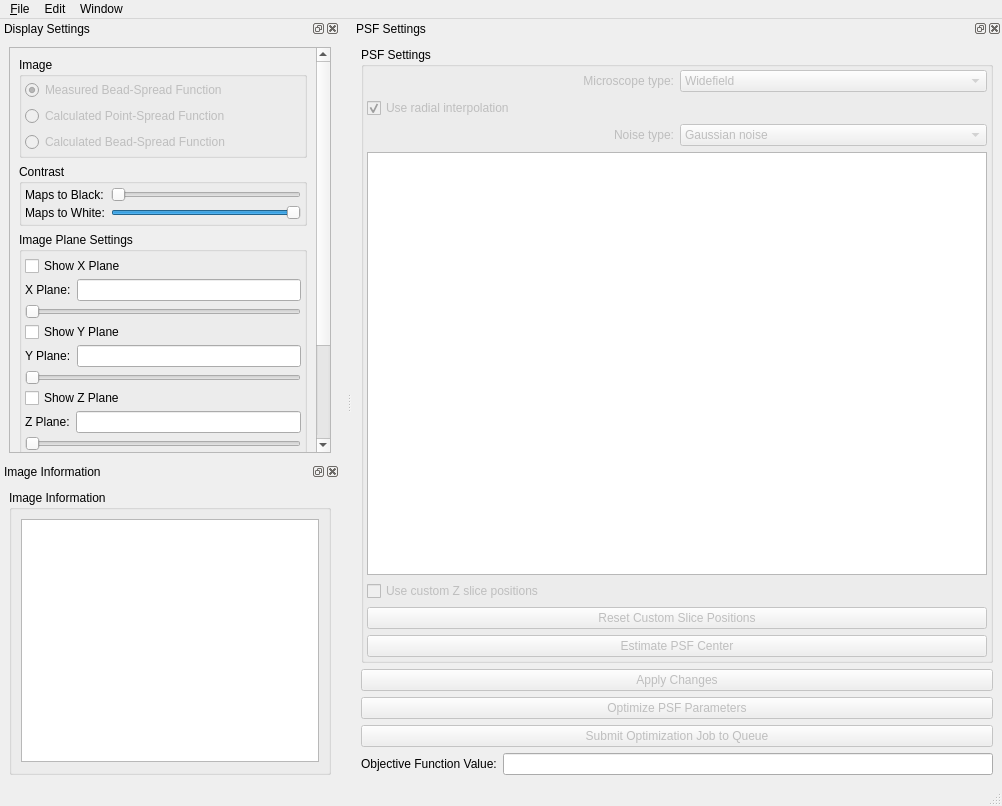
The window that apps/PSFEstimator/PSFEstimator.ui (CISMM/PSFEstimator) describes before a commit, drawn with Qt 5.
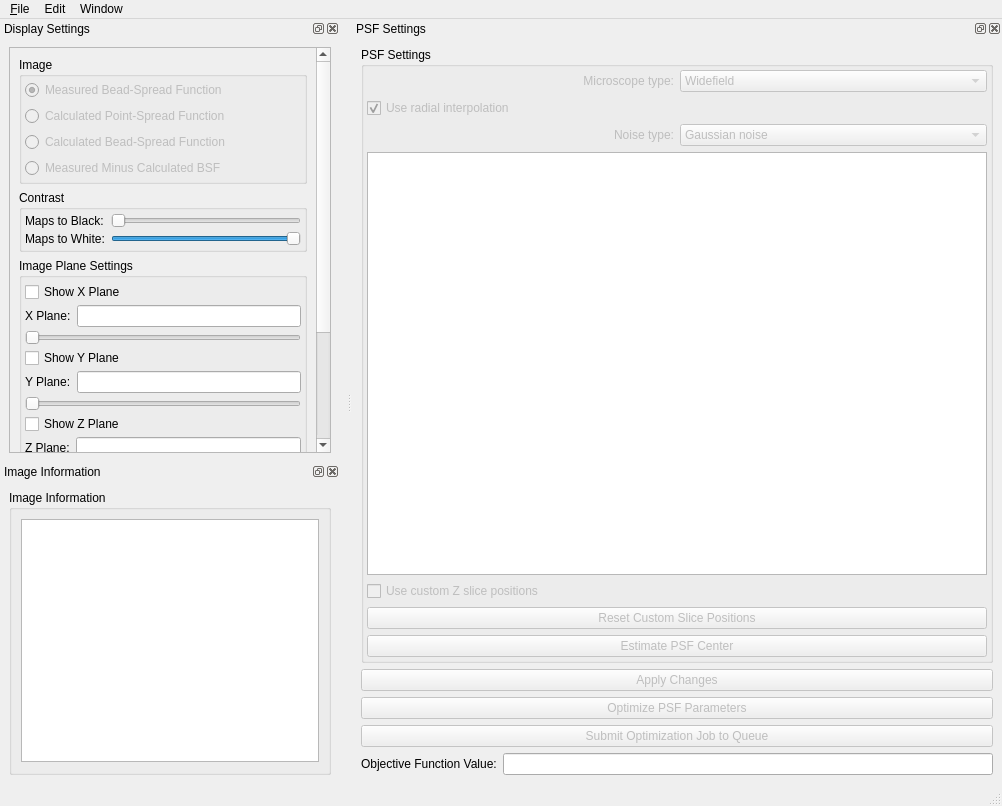
The same window after the commit. Custom widgets are drawn as their Qt base class.

Commit message: Added option to display the difference between the measured and generated bead-spread function images.

Patch:
```diff
--- a/apps/PSFEstimator/PSFEstimator.ui
+++ b/apps/PSFEstimator/PSFEstimator.ui
@@ -158,7 +158,7 @@
           <x>0</x>
           <y>0</y>
           <width>297</width>
-          <height>523</height>
+          <height>543</height>
          </rect>
         </property>
         <layout class="QVBoxLayout" name="verticalLayout_9">
@@ -210,6 +210,16 @@
               </property>
              </widget>
             </item>
+            <item>
+             <widget class="QRadioButton" name="measuredMinusCalculatedBSFRadioButton">
+              <property name="enabled">
+               <bool>false</bool>
+              </property>
+              <property name="text">
+               <string>Measured Minus Calculated BSF</string>
+              </property>
+             </widget>
+            </item>
            </layout>
           </widget>
          </item>
```
The commit also changes 2 other files.
